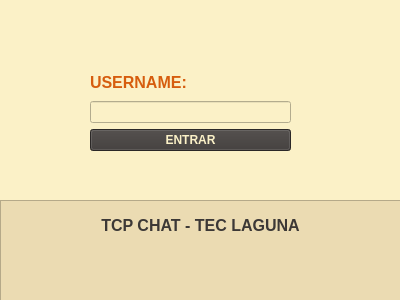
Above: client/views/login.ui from gRamos02/TCP-chat-room before the change. Below: the same form after it.
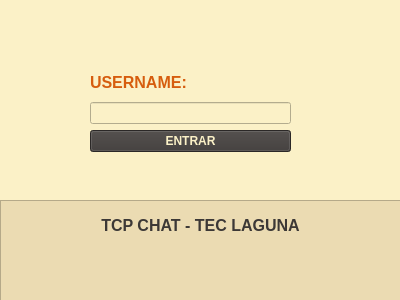
That is the form after the change.

```diff
--- a/client/views/login.ui
+++ b/client/views/login.ui
@@ -69,7 +69,7 @@
      <x>90</x>
      <y>70</y>
      <width>201</width>
-     <height>81</height>
+     <height>82</height>
     </rect>
    </property>
    <layout class="QVBoxLayout" name="verticalLayout">
@@ -90,7 +90,11 @@
      </widget>
     </item>
     <item>
-     <widget class="QLineEdit" name="username_input"/>
+     <widget class="QLineEdit" name="username_input">
+      <property name="styleSheet">
+       <string notr="true">color: #282828;</string>
+      </property>
+     </widget>
     </item>
     <item>
      <widget class="QPushButton" name="login_button">
```
